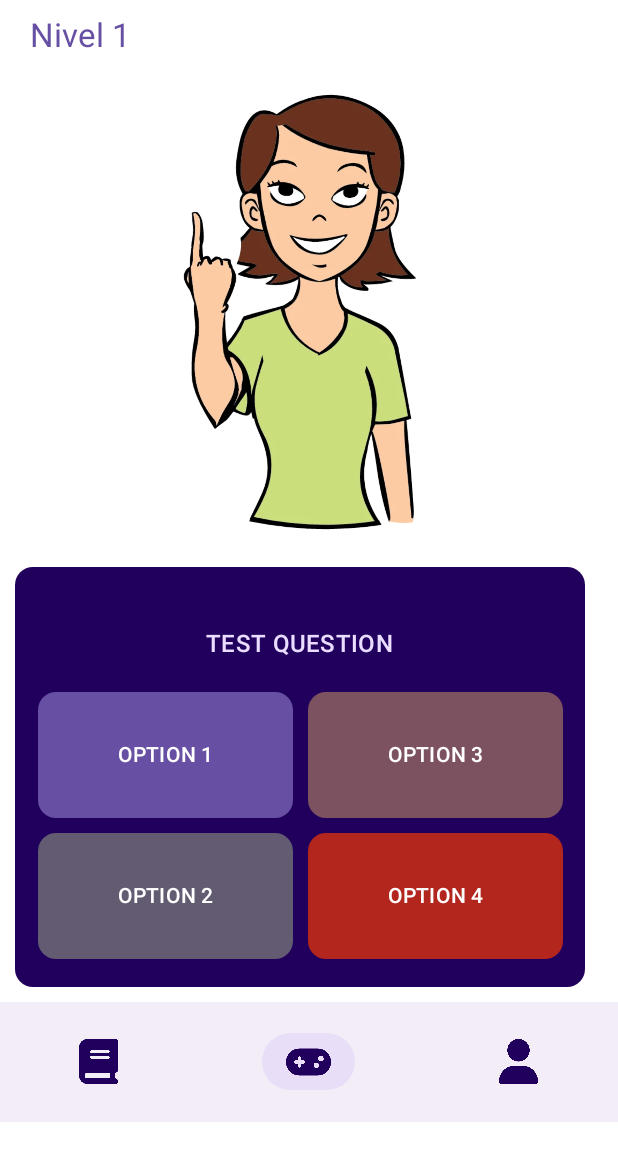
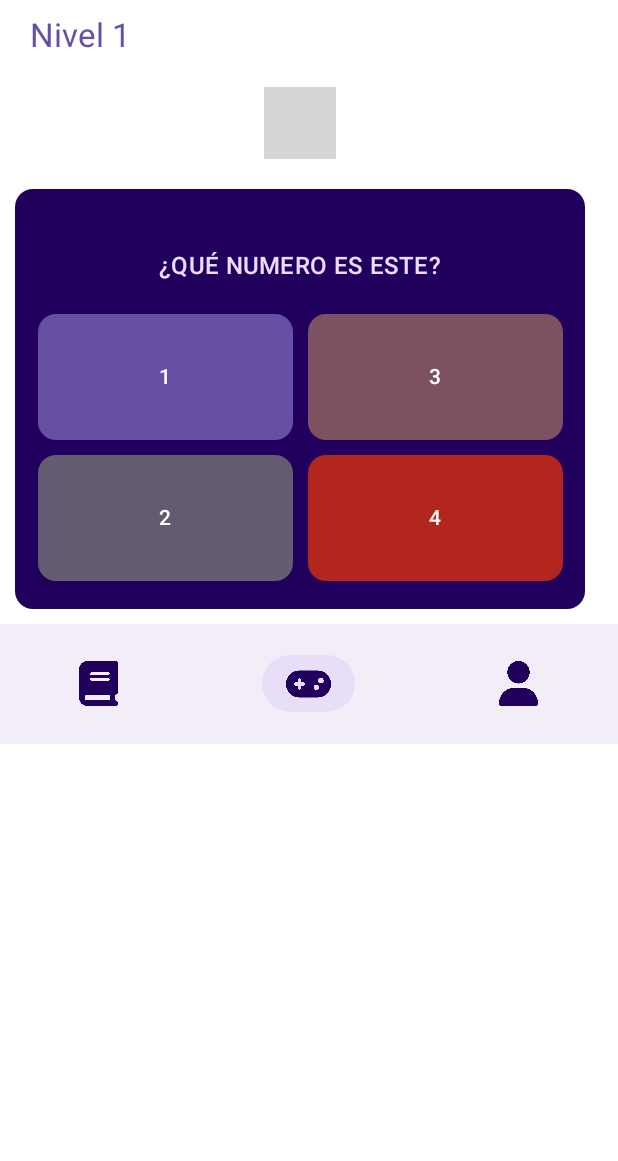
Before and after one commit to AlejandroMelendezTorres/McQueens-CyberApp, an Android app built with Jetpack Compose: the @Preview function LevelTabPreview, on a phone screen of 412 x 824 dp. Shown: the top 1161 px of the screen. Run offline under Robolectric (Android 15) with nearby library versions, the phone set to English and light mode, and no system bars; 1 statement that could not run was skipped; grey boxes are pictures that could not be loaded.

Commit message:
adressing changes in pr

```diff
--- a/Ademanos-Android-App/app/build.gradle
+++ b/Ademanos-Android-App/app/build.gradle
@@ -49,6 +49,8 @@ android {
 dependencies {
 
     implementation 'androidx.core:core-ktx:1.7.0'
+    implementation("io.coil-kt:coil-compose:2.2.2")
+    implementation 'com.google.android.exoplayer:exoplayer:2.18.1'
     implementation 'androidx.lifecycle:lifecycle-runtime-ktx:2.3.1'
     implementation 'androidx.activity:activity-compose:1.3.1'
     implementation "androidx.compose.ui:ui:$compose_version"
--- a/Ademanos-Android-App/app/src/main/AndroidManifest.xml
+++ b/Ademanos-Android-App/app/src/main/AndroidManifest.xml
@@ -1,6 +1,12 @@
 <?xml version="1.0" encoding="utf-8"?>
 <manifest xmlns:android="http://schemas.android.com/apk/res/android"
     xmlns:tools="http://schemas.android.com/tools">
+
+    <uses-permission android:name="android.permission.WRITE_EXTERNAL_STORAGE" />
+    <uses-permission android:name="android.permission.READ_EXTERNAL_STORAGE" />
+    <uses-permission android:name="android.permission.INTERNET" />
+    <uses-permission android:name="android.permission.ACCESS_NETWORK_STATE" />
+    <uses-permission android:name="android.permission.WAKE_LOCK" />
 
     <application
         android:allowBackup="true"
--- /dev/null
+++ b/Ademanos-Android-App/app/src/main/java/com/example/ademanos_android_app/Constants.kt
@@ -0,0 +1,4 @@
+package com.example.ademanos_android_app
+
+const val TEST_IMAGE= "https://firebasestorage.googleapis.com/v0/b/ademanos-f242e.appspot.com/o/a.JPG?alt=media&token=9c50e555-f38d-421c-89e8-2ef35fd7aeb4"
+const val TEST_VIDEO="https://firebasestorage.googleapis.com/v0/b/ademanos-f242e.appspot.com/o/Amarillo_Web.m4v?alt=media&token=0637ad5b-f422-47a3-8682-acf8b0475483"
--- a/Ademanos-Android-App/app/src/main/java/com/example/ademanos_android_app/LevelTab.kt
+++ /dev/null
@@ -1,232 +0,0 @@
-package com.example.ademanos_android_app
-
-
-import androidx.annotation.DrawableRes
-import androidx.compose.foundation.Image
-import androidx.compose.foundation.layout.*
-import androidx.compose.foundation.rememberScrollState
-import androidx.compose.foundation.shape.RoundedCornerShape
-import androidx.compose.foundation.verticalScroll
-import androidx.compose.material3.*
-import androidx.compose.runtime.Composable
-import androidx.compose.ui.Modifier
-import androidx.compose.ui.unit.dp
-import androidx.compose.ui.Alignment
-import androidx.compose.ui.graphics.Color
-import androidx.compose.ui.layout.ContentScale
-import androidx.compose.ui.res.painterResource
-import androidx.compose.ui.text.style.TextAlign
-import androidx.compose.ui.tooling.preview.Preview
-import com.example.ademanos_android_app.ui.theme.QuizQuestion
-
-
-@Composable
-fun OptionCard(
-    text: String,
-    color: Color,
-    modifier: Modifier = Modifier
-){
-    Button(
-        onClick = { /*TODO*/ },
-        modifier= modifier
-            .height(84.dp)
-            .width(170.dp),
-        shape = RoundedCornerShape(12.dp),
-        colors = ButtonDefaults.buttonColors(
-            containerColor = color
-        )
-    ) {
-        Box(
-            contentAlignment=Alignment.Center,
-            modifier=Modifier
-        ){
-            Text(
-                text = text.uppercase(),
-                textAlign=TextAlign.Center,
-                style = MaterialTheme.typography.titleSmall,
-                modifier = Modifier
-                    .wrapContentHeight()
-            )
-        }
-    }
-}
-
-@Composable
-fun OptionCardGrid(
-    quizQuestion: QuizQuestion,
-    modifier: Modifier = Modifier
-){
-    Surface(
-        modifier = modifier
-            .height(280.dp)
-            .width(380.dp),
-        shape = RoundedCornerShape(12.dp),
-        color= MaterialTheme.colorScheme.onPrimaryContainer
-    ) {
-        Column(
-            verticalArrangement = Arrangement.Center,
-            horizontalAlignment = Alignment.CenterHorizontally,
-            modifier=Modifier
-                .padding(top = 20.dp)
-        ) {
-            Text(
-                text = quizQuestion.question.uppercase(),
-                style = MaterialTheme.typography.titleMedium,
-                modifier = Modifier,
-                color = MaterialTheme.colorScheme.primaryContainer
-            )
-            Row(
-                horizontalArrangement = Arrangement.spacedBy(10.dp),
-                modifier= Modifier
-                    .padding(top = 20.dp)
-            ) {
-                Column(
-                    verticalArrangement = Arrangement.spacedBy(10.dp),
-                    modifier=Modifier
-                ) {
-                    OptionCard(text = quizQuestion.options[0], color = MaterialTheme.colorScheme.primary)
-                    OptionCard(text = quizQuestion.options[1], color = MaterialTheme.colorScheme.secondary)
-                }
-                Column(
-                    verticalArrangement = Arrangement.spacedBy(10.dp),
-                    modifier=Modifier
-                ) {
-                    OptionCard(text = quizQuestion.options[2], color = MaterialTheme.colorScheme.tertiary)
-                    OptionCard(text = quizQuestion.options[3], color = MaterialTheme.colorScheme.error)
-                }
-            }
-        }
-    }
-}
-
-@Composable
-fun SignImage(
-    @DrawableRes drawable: Int,
-    modifier: Modifier = Modifier
-) {
-    Image(
-        painter = painterResource(id = drawable),
-        contentDescription = null,
-        contentScale = ContentScale.Crop,
-        modifier = modifier
-            .height(300.dp)
-            .width(300.dp)
-    )
-}
-
-@Composable
-fun LevelTab(
-    quizQuestion: QuizQuestion,
-    modifier: Modifier = Modifier
-){
-    Column(modifier = modifier) {
-        Text(
-            text = "Nivel ${quizQuestion.levelNumber}",
-            style = MaterialTheme.typography.titleLarge,
-            textAlign = TextAlign.Left,
-            color =  MaterialTheme.colorScheme.primary,
-            modifier = Modifier.padding(vertical = 10.dp, horizontal = 20.dp),
-        )
-        Column(
-            verticalArrangement = Arrangement.Center,
-            horizontalAlignment = Alignment.CenterHorizontally,
-            modifier = Modifier
-                .verticalScroll(rememberScrollState())
-        ) {
-            SignImage(quizQuestion.drawable,modifier=Modifier.padding(vertical = 10.dp))
-            OptionCardGrid(quizQuestion,modifier=Modifier.padding(vertical = 10.dp, horizontal = 10.dp))
-        }
-        LevelBottomNavigation()
-    }
-}
-
-@Composable
-private fun LevelBottomNavigation(modifier: Modifier = Modifier) {
-    NavigationBar(
-        modifier=modifier
-    ){
-        NavigationBarItem(
-            icon = {
-                Icon(
-                    painter = painterResource(R.drawable.book_solid),
-                    tint = MaterialTheme.colorScheme.onPrimaryContainer,
-                    contentDescription = null,
-                    modifier = Modifier
-                        .size(30.dp)
-                )
-            },
-            selected = false,
-            onClick = { /*TODO*/ }
-        )
-        NavigationBarItem(
-            icon = {
-                Icon(
-                    painter = painterResource(R.drawable.gamepad_solid),
-                    tint = MaterialTheme.colorScheme.onPrimaryContainer,
-                    contentDescription = null,
-                    modifier = Modifier
-                        .size(30.dp)
-                )
-            },
-            selected = true,
-            onClick = { /*TODO*/ }
-        )
-        NavigationBarItem(
-            icon = {
-                Icon(
-                    painter = painterResource(R.drawable.user_solid),
-                    tint = MaterialTheme.colorScheme.onPrimaryContainer,
-                    contentDescription = null,
-                    modifier = Modifier
-                        .size(30.dp)
-                )
-            },
-            selected = false,
-            onClick = { /*TODO*/ }
-        )
-    }
-}
-
-@Preview(showBackground = true)
-@Composable
-fun OptionCardPreview() {
-    OptionCard("Test",MaterialTheme.colorScheme.primary)
-}
-
-@Preview(showBackground = true)
-@Composable
-fun OptionCardGridPreview() {
-    val testQuestion = QuizQuestion(
-        1,
-        R.drawable.number_1,
-        "Test question", arrayOf(
-            "Option 1","Option 2","Option 3","Option 4"
-            ),
-        "Option 1")
-    OptionCardGrid(testQuestion)
-}
-
-@Preview(showBackground = true)
-@Composable
-fun SignImagePreview() {
-    SignImage(R.drawable.number_1)
-}
-
-@Preview(showBackground = true)
-@Composable
-fun LevelTabPreview() {
-    val testQuestion = QuizQuestion(
-        1,
-        R.drawable.number_1,
-        "Test question", arrayOf(
-            "Option 1","Option 2","Option 3","Option 4"
-        ),
-        "Option 1")
-    LevelTab(testQuestion)
-}
-
-@Preview(showBackground = true)
-@Composable
-fun LevelBottomNavigationPreview() {
-    LevelBottomNavigation()
-}
--- /dev/null
+++ b/Ademanos-Android-App/app/src/main/java/com/example/ademanos_android_app/components/BottomNavigation.kt
@@ -0,0 +1,62 @@
+package com.example.ademanos_android_app.components
+
+import androidx.compose.foundation.layout.size
+import androidx.compose.material3.Icon
+import androidx.compose.material3.MaterialTheme
+import androidx.compose.material3.NavigationBar
+import androidx.compose.material3.NavigationBarItem
+import androidx.compose.runtime.Composable
+import androidx.compose.ui.Modifier
+import androidx.compose.ui.res.painterResource
+import androidx.compose.ui.unit.dp
+import com.example.ademanos_android_app.R
+
+@Composable
+fun BottomNavigation(
+    selected: Int,
+    modifier: Modifier = Modifier
+) {
+    NavigationBar(
+        modifier=modifier
+    ){
+        NavigationBarItem(
+            icon = {
+                Icon(
+                    painter = painterResource(R.drawable.book_solid),
+                    tint = MaterialTheme.colorScheme.onPrimaryContainer,
+                    contentDescription = null,
+                    modifier = Modifier
+                        .size(30.dp)
+                )
+            },
+            selected = selected==1,
+            onClick = { /*TODO*/ }
+        )
+        NavigationBarItem(
+            icon = {
+                Icon(
+                    painter = painterResource(R.drawable.gamepad_solid),
+                    tint = MaterialTheme.colorScheme.onPrimaryContainer,
+                    contentDescription = null,
+                    modifier = Modifier
+                        .size(30.dp)
+                )
+            },
+            selected = selected==2,
+            onClick = { /*TODO*/ }
+        )
+        NavigationBarItem(
+            icon = {
+                Icon(
+                    painter = painterResource(R.drawable.user_solid),
+                    tint = MaterialTheme.colorScheme.onPrimaryContainer,
+                    contentDescription = null,
+                    modifier = Modifier
+                        .size(30.dp)
+                )
+            },
+            selected = selected==3,
+            onClick = { /*TODO*/ }
+        )
+    }
+}
--- /dev/null
+++ b/Ademanos-Android-App/app/src/main/java/com/example/ademanos_android_app/levelTab/LevelTab.kt
@@ -0,0 +1,92 @@
+@file:Suppress("NAME_SHADOWING")
+
+package com.example.ademanos_android_app.levelTab
+
+import androidx.compose.foundation.layout.*
+import androidx.compose.foundation.rememberScrollState
+import androidx.compose.foundation.verticalScroll
+import androidx.compose.material3.*
+import androidx.compose.runtime.Composable
+import androidx.compose.ui.Modifier
+import androidx.compose.ui.unit.dp
+import androidx.compose.ui.Alignment
+import androidx.compose.ui.text.style.TextAlign
+import com.example.ademanos_android_app.components.BottomNavigation
+import com.example.ademanos_android_app.components.MediaItem
+import androidx.compose.ui.tooling.preview.Preview
+import com.example.ademanos_android_app.TEST_IMAGE
+import com.example.ademanos_android_app.models.Question
+
+@Composable
+fun LevelTab(
+    quizTitle: String,
+    quizQuestion: Question,
+    modifier: Modifier = Modifier
+){
+    Column(modifier = modifier) {
+        Text(
+            text = quizTitle,
+            style = MaterialTheme.typography.titleLarge,
+            textAlign = TextAlign.Left,
+            color =  MaterialTheme.colorScheme.primary,
+            modifier = Modifier.padding(vertical = 10.dp, horizontal = 20.dp),
+        )
+        Column(
+            verticalArrangement = Arrangement.Center,
+            horizontalAlignment = Alignment.CenterHorizontally,
+            modifier = Modifier
+                .verticalScroll(rememberScrollState())
+        ) {
+            MediaItem(quizQuestion.media,modifier=Modifier.padding(vertical = 10.dp))
+            OptionCardGrid(quizQuestion,modifier=Modifier.padding(vertical = 10.dp, horizontal = 10.dp))
+        }
+        BottomNavigation(2)
+    }
+}
+
+@Preview(showBackground = true)
+@Composable
+fun OptionCardPreview() {
+    OptionCard("Test",MaterialTheme.colorScheme.primary, 1,{})
+}
+
+@Preview(showBackground = true)
+@Composable
+fun OptionCardGridPreview() {
+    val testQuestion = Question(
+        "test",
+        TEST_IMAGE,
+        "¿Qué numero es este?",
+        arrayOf("1","2","3","4"),
+        1
+    )
+    OptionCardGrid(testQuestion)
+}
+
+@Preview(showBackground = true)
+@Composable
+fun SignImagePreview() {
+    MediaItem(TEST_IMAGE)
+}
+
+@Preview(showBackground = true)
+@Composable
+fun LevelTabPreview() {
+    val testQuestion = Question(
+        "test",
+        TEST_IMAGE,
+        "¿Qué numero es este?",
+        arrayOf("1","2","3","4"),
+        1
+    )
+    LevelTab(
+        "Nivel 1",
+        testQuestion
+    )
+}
+
+@Preview(showBackground = true)
+@Composable
+fun LevelBottomNavigationPreview() {
+    BottomNavigation(2)
+}
--- /dev/null
+++ b/Ademanos-Android-App/app/src/main/java/com/example/ademanos_android_app/levelTab/OptionCard.kt
@@ -0,0 +1,50 @@
+package com.example.ademanos_android_app.levelTab
+
+import androidx.compose.foundation.layout.Box
+import androidx.compose.foundation.layout.height
+import androidx.compose.foundation.layout.width
+import androidx.compose.foundation.layout.wrapContentHeight
+import androidx.compose.foundation.shape.RoundedCornerShape
+import androidx.compose.material3.Button
+import androidx.compose.material3.ButtonDefaults
+import androidx.compose.material3.MaterialTheme
+import androidx.compose.material3.Text
+import androidx.compose.runtime.Composable
+import androidx.compose.ui.Alignment
+import androidx.compose.ui.Modifier
+import androidx.compose.ui.graphics.Color
+import androidx.compose.ui.text.style.TextAlign
+import androidx.compose.ui.unit.dp
+
+@Composable
+fun OptionCard(
+    text: String,
+    color: Color,
+    index: Int,
+    onclick: () -> Unit,
+    modifier: Modifier = Modifier
+){
+    Button(
+        onClick = onclick,
+        modifier= modifier
+            .height(84.dp)
+            .width(170.dp),
+        shape = RoundedCornerShape(12.dp),
+        colors = ButtonDefaults.buttonColors(
+            containerColor = color
+        )
+    ) {
+        Box(
+            contentAlignment= Alignment.Center,
+            modifier= Modifier
+        ){
+            Text(
+                text = text.uppercase(),
+                textAlign= TextAlign.Center,
+                style = MaterialTheme.typography.titleSmall,
+                modifier = Modifier
+                    .wrapContentHeight()
+            )
+        }
+    }
+}
--- /dev/null
+++ b/Ademanos-Android-App/app/src/main/java/com/example/ademanos_android_app/levelTab/OptionCardGrid.kt
@@ -0,0 +1,76 @@
+package com.example.ademanos_android_app.levelTab
+
+import androidx.compose.foundation.layout.*
+import androidx.compose.foundation.shape.RoundedCornerShape
+import androidx.compose.material3.MaterialTheme
+import androidx.compose.material3.Surface
+import androidx.compose.material3.Text
+import androidx.compose.runtime.Composable
+import androidx.compose.ui.Alignment
+import androidx.compose.ui.Modifier
+import androidx.compose.ui.unit.dp
+import com.example.ademanos_android_app.models.Question
+
+@Composable
+fun OptionCardGrid(
+    quizQuestion: Question,
+    modifier: Modifier = Modifier
+){
+    Surface(
+        modifier = modifier
+            .height(280.dp)
+            .width(380.dp),
+        shape = RoundedCornerShape(12.dp),
+        color= MaterialTheme.colorScheme.onPrimaryContainer
+    ) {
+        Column(
+            verticalArrangement = Arrangement.Center,
+            horizontalAlignment = Alignment.CenterHorizontally,
+            modifier= Modifier
+                .padding(top = 20.dp)
+        ) {
+            Text(
+                text = quizQuestion.prompt.uppercase(),
+                style = MaterialTheme.typography.titleMedium,
+                modifier = Modifier,
+                color = MaterialTheme.colorScheme.primaryContainer
+            )
+            Row(
+                horizontalArrangement = Arrangement.spacedBy(10.dp),
+                modifier= Modifier
+                    .padding(top = 20.dp)
+            ) {
+                Column(
+                    verticalArrangement = Arrangement.spacedBy(10.dp),
+                    modifier= Modifier
+                ) {
+                    OptionCard(
+                        text = quizQuestion.options[0],
+                        color = MaterialTheme.colorScheme.primary,
+                        index = 0,
+                        onclick = { /*TODO*/ })
+                    OptionCard(
+                        text = quizQuestion.options[1],
+                        color = MaterialTheme.colorScheme.secondary,
+                        index = 1,
+                        onclick = { /*TODO*/ })
+                }
+                Column(
+                    verticalArrangement = Arrangement.spacedBy(10.dp),
+                    modifier= Modifier
+                ) {
+                    OptionCard(
+                        text = quizQuestion.options[2],
+                        color = MaterialTheme.colorScheme.tertiary,
+                        index = 2,
+                        onclick = { /*TODO*/ })
+                    OptionCard(
+                        text = quizQuestion.options[3],
+                        color = MaterialTheme.colorScheme.error,
+                        index = 3,
+                        onclick = { /*TODO*/ })
+                }
+            }
+        }
+    }
+}
--- /dev/null
+++ b/Ademanos-Android-App/app/src/main/java/com/example/ademanos_android_app/models/Question.kt
@@ -0,0 +1,9 @@
+package com.example.ademanos_android_app.models
+
+class Question (
+    var id: String,
+    var media: String,
+    var prompt: String,
+    var options: Array<String>,
+    var answer: Int
+)
--- a/Ademanos-Android-App/app/src/main/java/com/example/ademanos_android_app/ui/theme/QuizQuestion.kt
+++ /dev/null
@@ -1,9 +0,0 @@
-package com.example.ademanos_android_app.ui.theme
-
-class QuizQuestion (
-    var levelNumber: Int,
-    var drawable: Int,
-    var question: String,
-    var options: Array<String>,
-    var correctAnswer: String
-)
```
Also changed, not shown: Ademanos-Android-App/app/src/main/java/com/example/ademanos_android_app/MainActivity.kt (+13 -9 lines), Ademanos-Android-App/app/src/main/java/com/example/ademanos_android_app/components/MediaItem.kt (added, +78 -0 lines), Ademanos-Android-App/app/src/main/res/drawable/number_1.png (deleted).
